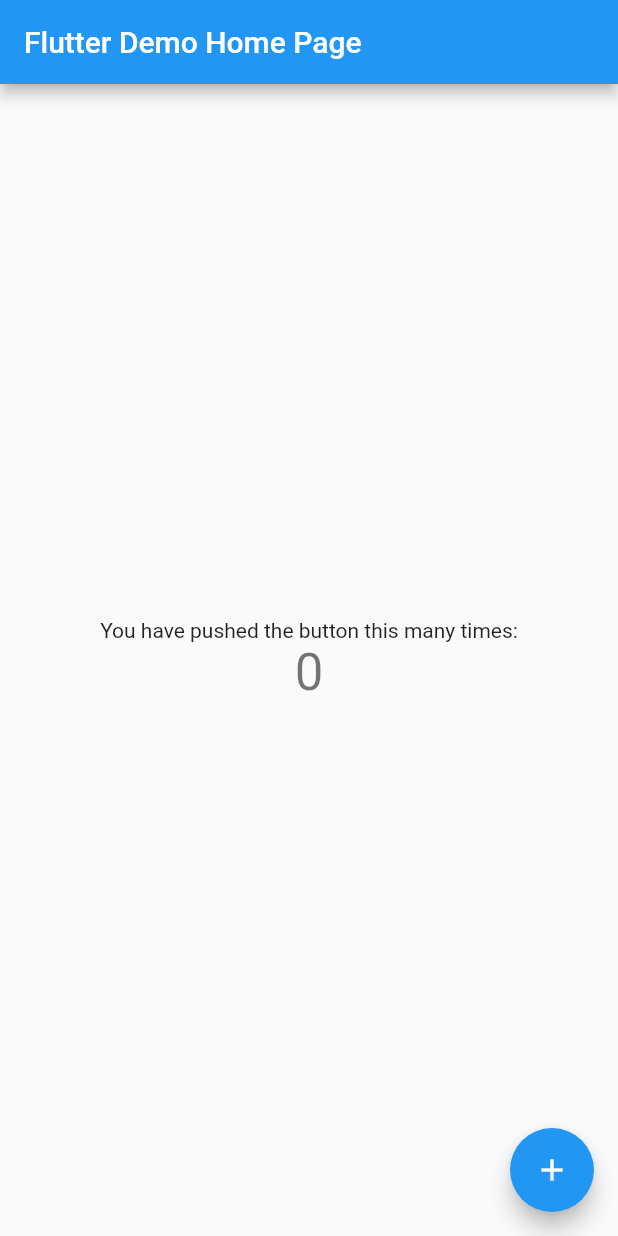
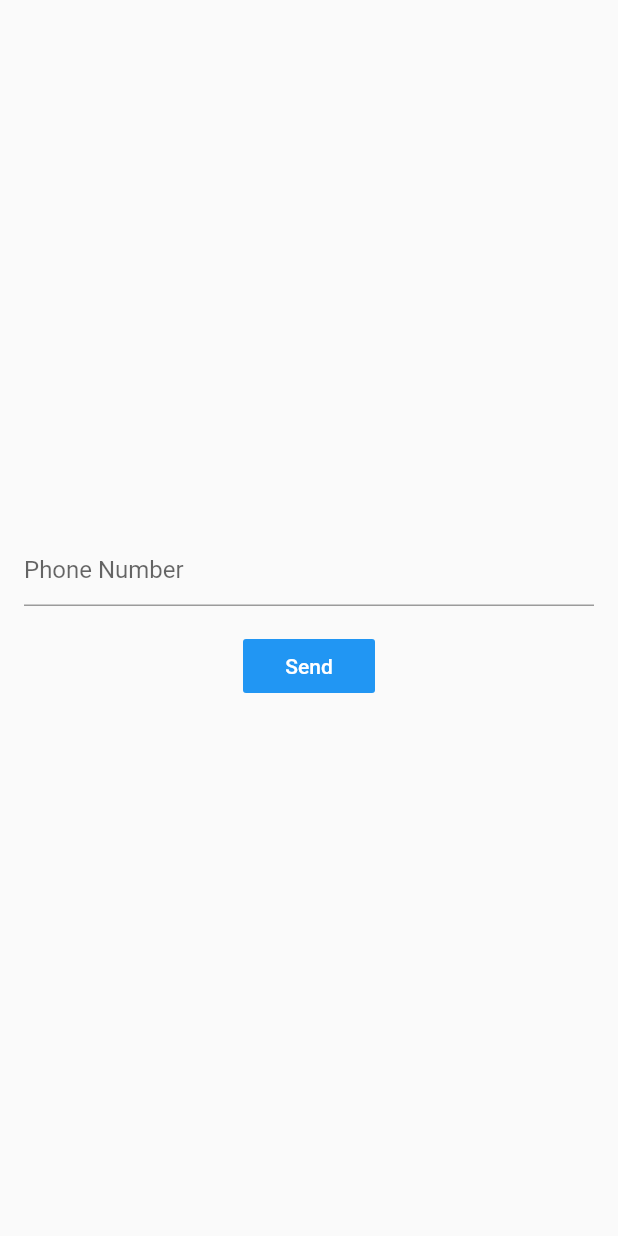
Before and after one commit to neripaldanu/flutter-auth-phone-number-firebase, a Flutter app: the screen it shows after launch, on a phone screen of 412 x 824 dp. Run offline on Flutter 3.47's test engine with Material 2 defaults, Android fonts, the phone set to English and light mode, and no system bars; our stand-ins replace firebase_auth, firebase_core; accounts and stored records are empty.

Commit message:
add page home

```diff
--- a/lib/main.dart
+++ b/lib/main.dart
@@ -1,6 +1,10 @@
+import 'package:auth_firebase_phone_number/screens/login_screen.dart';
+import 'package:firebase_core/firebase_core.dart';
 import 'package:flutter/material.dart';
 
-void main() {
+void main() async {
+  WidgetsFlutterBinding.ensureInitialized();
+  await Firebase.initializeApp();
   runApp(MyApp());
 }
 
@@ -11,103 +15,12 @@ class MyApp extends StatelessWidget {
     return MaterialApp(
       title: 'Flutter Demo',
       theme: ThemeData(
-        // This is the theme of your application.
-        //
-        // Try running your application with "flutter run". You'll see the
-        // application has a blue toolbar. Then, without quitting the app, try
-        // changing the primarySwatch below to Colors.green and then invoke
-        // "hot reload" (press "r" in the console where you ran "flutter run",
-        // or simply save your changes to "hot reload" in a Flutter IDE).
-        // Notice that the counter didn't reset back to zero; the application
-        // is not restarted.
         primarySwatch: Colors.blue,
+
+        visualDensity: VisualDensity.adaptivePlatformDensity,
       ),
-      home: MyHomePage(title: 'Flutter Demo Home Page'),
+      debugShowCheckedModeBanner: false,
+      home: LoginScreen()
     );
   }
 }
-
-class MyHomePage extends StatefulWidget {
-  MyHomePage({Key? key, required this.title}) : super(key: key);
-
-  // This widget is the home page of your application. It is stateful, meaning
-  // that it has a State object (defined below) that contains fields that affect
-  // how it looks.
-
-  // This class is the configuration for the state. It holds the values (in this
-  // case the title) provided by the parent (in this case the App widget) and
-  // used by the build method of the State. Fields in a Widget subclass are
-  // always marked "final".
-
-  final String title;
-
-  @override
-  _MyHomePageState createState() => _MyHomePageState();
-}
-
-class _MyHomePageState extends State<MyHomePage> {
-  int _counter = 0;
-
-  void _incrementCounter() {
-    setState(() {
-      // This call to setState tells the Flutter framework that something has
-      // changed in this State, which causes it to rerun the build method below
-      // so that the display can reflect the updated values. If we changed
-      // _counter without calling setState(), then the build method would not be
-      // called again, and so nothing would appear to happen.
-      _counter++;
-    });
-  }
-
-  @override
-  Widget build(BuildContext context) {
-    // This method is rerun every time setState is called, for instance as done
-    // by the _incrementCounter method above.
-    //
-    // The Flutter framework has been optimized to make rerunning build methods
-    // fast, so that you can just rebuild anything that needs updating rather
-    // than having to individually change instances of widgets.
-    return Scaffold(
-      appBar: AppBar(
-        // Here we take the value from the MyHomePage object that was created by
-        // the App.build method, and use it to set our appbar title.
-        title: Text(widget.title),
-      ),
-      body: Center(
-        // Center is a layout widget. It takes a single child and positions it
-        // in the middle of the parent.
-        child: Column(
-          // Column is also a layout widget. It takes a list of children and
-          // arranges them vertically. By default, it sizes itself to fit its
-          // children horizontally, and tries to be as tall as its parent.
-          //
-          // Invoke "debug painting" (press "p" in the console, choose the
-          // "Toggle Debug Paint" action from the Flutter Inspector in Android
-          // Studio, or the "Toggle Debug Paint" command in Visual Studio Code)
-          // to see the wireframe for each widget.
-          //
-          // Column has various properties to control how it sizes itself and
-          // how it positions its children. Here we use mainAxisAlignment to
-          // center the children vertically; the main axis here is the vertical
-          // axis because Columns are vertical (the cross axis would be
-          // horizontal).
-          mainAxisAlignment: MainAxisAlignment.center,
-          children: <Widget>[
-            Text(
-              'You have pushed the button this many times:',
-            ),
-            Text(
-              '$_counter',
-              style: Theme.of(context).textTheme.headline4,
-            ),
-          ],
-        ),
-      ),
-      floatingActionButton: FloatingActionButton(
-        onPressed: _incrementCounter,
-        tooltip: 'Increment',
-        child: Icon(Icons.add),
-      ), // This trailing comma makes auto-formatting nicer for build methods.
-    );
-  }
-}
--- a/lib/screens/login_screen.dart
+++ b/lib/screens/login_screen.dart
@@ -0,0 +1,125 @@
+import 'package:firebase_auth/firebase_auth.dart';
+import 'package:flutter/material.dart';
+
+enum MobileVerificationState {
+  SHOW_MOBILE_FORM_STATE,
+  SHOW_OTP_FORM_STATE
+}
+
+class LoginScreen extends StatefulWidget {
+
+
+  @override
+  _LoginScreenState createState() => _LoginScreenState();
+}
+
+class _LoginScreenState extends State<LoginScreen> {
+
+  MobileVerificationState currrantState = MobileVerificationState.SHOW_MOBILE_FORM_STATE;
+
+  final mobileController = TextEditingController();
+  final otpController = TextEditingController();
+
+
+  FirebaseAuth _auth = FirebaseAuth.instance;
+
+  String verificationId;
+
+  bool showLoading = false;
+
+  getMobileWidgetState(context) {
+    return Column(
+      children: [
+        Spacer(),
+        TextField(
+          controller: mobileController,
+          decoration: InputDecoration(
+              hintText: "Phone Number"
+          ),
+        ),
+        SizedBox(
+          height: 16,
+        ),
+        FlatButton(
+          onPressed: () {
+            setState(() {
+              showLoading = true;
+            });
+            _auth.verifyPhoneNumber(
+                phoneNumber: mobileController.text,
+                verificationCompleted: (phoneAuthCredential) async {
+                  setState(() {
+                    showLoading = false;
+                  });
+
+                },
+                verificationFailed: (verificationFailed) async{
+                  setState(() {
+                    showLoading = false;
+                  });
+                  _scaffoldKey.currentState.showSnackBar(SnackBar(content: Text(verificationFailed.message)));
+
+                },
+                codeSent: (verificationId, resendingToken) async{
+                  setState(() {
+                    showLoading = false;
+                    currrantState = MobileVerificationState.SHOW_OTP_FORM_STATE;
+                    this.verificationId= verificationId;
+                  });
+
+                },
+                codeAutoRetrievalTimeout: (verifivationId) async{
+
+                }
+            );
+          },
+          child: Text("Send"),
+          color: Colors.blue,
+          textColor: Colors.white,
+        ),
+        Spacer(),
+      ],
+
+    );
+  }
+
+  getOtpWidgetState(context) {
+    return Column(
+      children: [
+        Spacer(),
+        TextField(
+          controller: otpController,
+          decoration: InputDecoration(
+              hintText: "OTP Code"
+          ),
+        ),
+        SizedBox(
+          height: 16,
+        ),
+        FlatButton(
+          onPressed: () {},
+          child: Text("enter OTP"),
+          color: Colors.blue,
+          textColor: Colors.white,
+        ),
+        Spacer(),
+      ],
+
+    );
+  }
+
+  final GlobalKey <ScaffoldState> _scaffoldKey = GlobalKey();
+
+  @override
+  Widget build(BuildContext context) {
+    return Scaffold(
+      key: _scaffoldKey,
+      body: Container(
+        child: currrantState == MobileVerificationState.SHOW_MOBILE_FORM_STATE ?
+        getMobileWidgetState(context) :
+        getOtpWidgetState(context),
+        padding: const EdgeInsets.all(16),
+      ),
+    );
+  }
+}
--- a/pubspec.yaml
+++ b/pubspec.yaml
@@ -18,7 +18,7 @@ publish_to: 'none' # Remove this line if you wish to publish to pub.dev
 version: 1.0.0+1
 
 environment:
-  sdk: ">=2.12.0 <3.0.0"
+  sdk: ">=2.10.0 <3.0.0"
 
 dependencies:
   flutter:
```
Also changed, not shown: lib/screens/home_screen.dart (+21 -0 lines).
